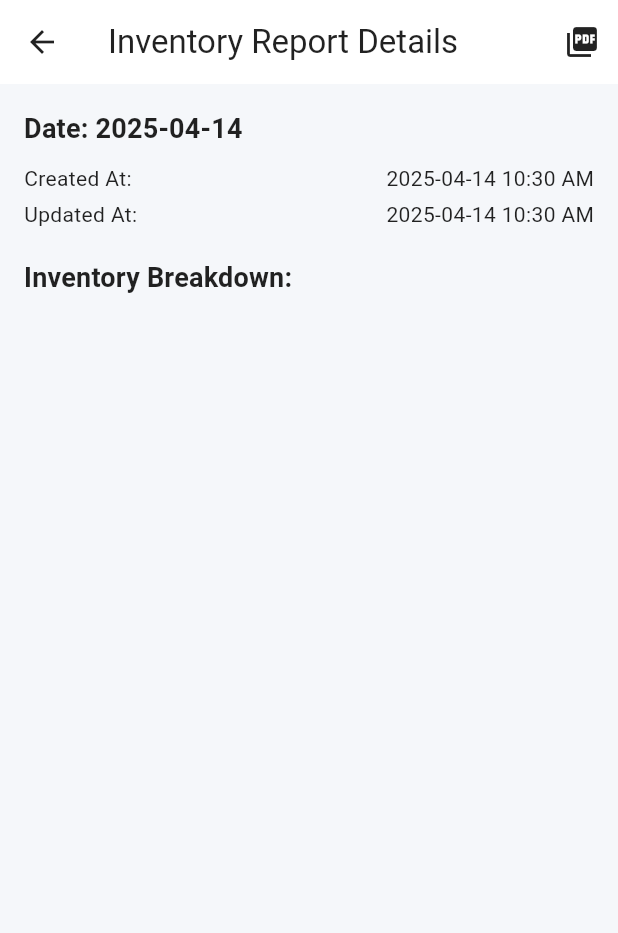
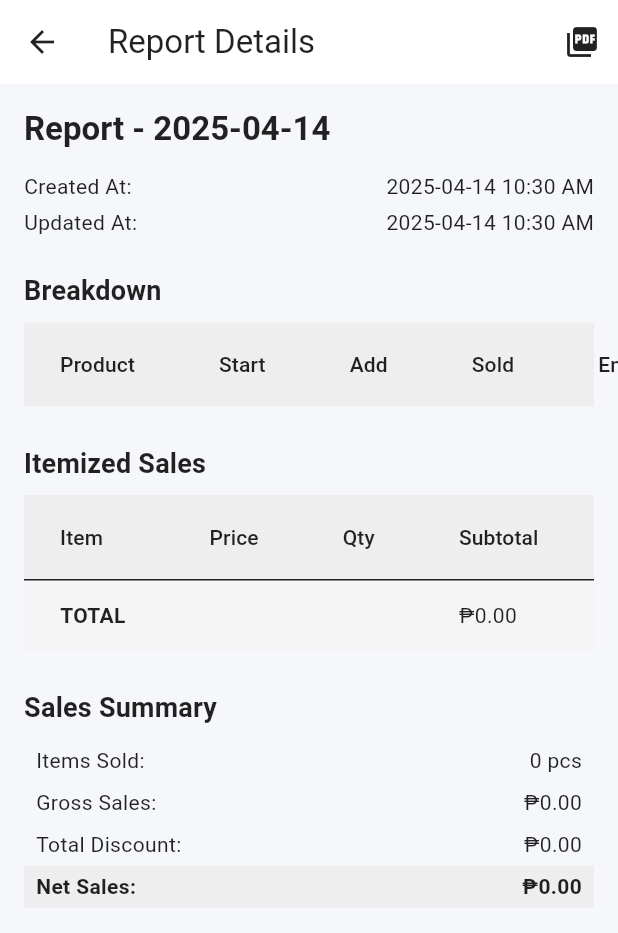
Before and after one commit to jsonjuliane/pos-app, a Flutter app: the ReportDetailPage screen opened directly with empty values, on a phone screen of 412 x 824 dp. Shown: the top 933 px of the screen. Run offline on Flutter 3.47's test engine with Material 3 defaults, Android fonts, the phone set to English and light mode, and no system bars; our stand-ins replace cloud_firestore, firebase_auth, firebase_core, flutter_riverpod, go_router, package_info_plus and 3 more; accounts and stored records are empty.

Commit message:
[PRODUCT] Updated report page details

```diff
--- a/lib/features/report/presentation/pages/report_detail_page.dart
+++ b/lib/features/report/presentation/pages/report_detail_page.dart
@@ -1,4 +1,4 @@
-import 'dart:typed_data'; // Correct import for Uint8List
+import 'dart:typed_data';
 
 import 'package:flutter/material.dart';
 import 'package:flutter_riverpod/flutter_riverpod.dart';
@@ -25,95 +25,169 @@ class ReportDetailPage extends ConsumerWidget {
   @override
   Widget build(BuildContext context, WidgetRef ref) {
     final theme = Theme.of(context);
-    final dateFormatter = DateFormat('yyyy-MM-dd hh:mm a'); // e.g. 2025-04-14 03:45 PM
+    final dateFormatter = DateFormat('yyyy-MM-dd hh:mm a');
 
     return Scaffold(
       appBar: AppBar(
-        title: const Text('Inventory Report Details'),
+        title: const Text('Report Details'),
         actions: [
           IconButton(
             icon: const Icon(Icons.picture_as_pdf),
             onPressed: () async {
-              final salesSummary = await ref
-                  .read(reportRepoProvider)
-                  .getSalesSummary(
+              final summary = await ref.read(reportRepoProvider).getSalesSummary(
                 branchId: report.branchId,
                 date: report.date,
               );
-
               await Printing.layoutPdf(
-                onLayout: (format) => _generatePdf(report, salesSummary),
+                onLayout: (format) => _generatePdf(report, summary),
               );
             },
           ),
         ],
       ),
-      body: Padding(
+      body: FutureBuilder<SalesSummary>(
+        future: ref.read(reportRepoProvider).getSalesSummary(
+          branchId: report.branchId,
+          date: report.date,
+        ),
+        builder: (context, snapshot) {
+          if (!snapshot.hasData) return const Center(child: CircularProgressIndicator());
+
+          final summary = snapshot.data!;
+          final groupedItems = _groupSalesItems(summary.items);
+          final totalSubtotal = groupedItems.fold<double>(0, (sum, item) => sum + item['subtotal']);
+          final totalDiscount = groupedItems.fold<double>(0, (sum, item) => sum + item['discount']);
+          final totalFinal = totalSubtotal - totalDiscount;
+
+          return ListView(
             padding: const EdgeInsets.all(16),
-        child: ListView(
             children: [
-            Text(
-              'Date: ${report.date.toLocal().toString().split(' ')[0]}',
-              style: theme.textTheme.titleMedium?.copyWith(
-                fontWeight: FontWeight.bold,
-              ),
-            ),
-            const SizedBox(height: 8),
+              Text('Report - ${DateFormat('yyyy-MM-dd').format(report.date)}',
+                  style: theme.textTheme.titleLarge?.copyWith(fontWeight: FontWeight.bold)),
+              const SizedBox(height: 12),
+
               _infoRow('Created At:', dateFormatter.format(report.createdAt.toLocal())),
               _infoRow('Updated At:', dateFormatter.format(report.updatedAt.toLocal())),
-            const SizedBox(height: 16),
 
-            Text(
-              'Inventory Breakdown:',
-              style: theme.textTheme.titleMedium?.copyWith(
-                fontWeight: FontWeight.bold,
-              ),
-            ),
+              const SizedBox(height: 20),
+              Text('Breakdown', style: theme.textTheme.titleMedium),
               const SizedBox(height: 8),
+              _buildInventoryTable(theme),
 
-            ...report.startInventory.keys.map((productId) {
-              final start = report.startInventory[productId] ?? 0;
-              final added = report.addedInventory[productId] ?? 0;
-              final sold = report.soldInventory[productId] ?? 0;
-              final end = report.endInventory[productId] ?? 0;
-              final productName =
-                  productMap[productId]?.name ?? 'Unknown Product';
+              const SizedBox(height: 24),
+              Text('Itemized Sales', style: theme.textTheme.titleMedium),
+              const SizedBox(height: 8),
+              _buildSalesTable(theme, groupedItems, totalSubtotal, totalDiscount, totalFinal),
 
-              return Card(
-                margin: const EdgeInsets.symmetric(vertical: 4),
-                child: ListTile(
-                  title: Text(productName), // Product Name here
-                  subtitle: Row(
-                    mainAxisAlignment: MainAxisAlignment.spaceBetween,
-                    children: [
-                      _columnValue('Start', start),
-                      _columnValue('Add', added),
-                      _columnValue('Sold', sold),
-                      _columnValue('End', end),
+              const SizedBox(height: 24),
+              Text('Sales Summary', style: theme.textTheme.titleMedium),
+              const SizedBox(height: 8),
+              _summaryRow('Items Sold:', '${summary.totalItemsSold} pcs'),
+              _summaryRow('Gross Sales:', '₱${summary.grossSales.toStringAsFixed(2)}'),
+              _summaryRow('Total Discount:', '₱${summary.totalDiscount.toStringAsFixed(2)}'),
+              _summaryRow('Net Sales:', '₱${summary.netSales.toStringAsFixed(2)}', bold: true, highlight: true),
             ],
-                  ),
+          );
+        },
       ),
     );
-            }),
-          ],
-        ),
-      ),
-    );
+  }
+
+  List<Map<String, dynamic>> _groupSalesItems(List items) {
+    final grouped = <String, Map<String, dynamic>>{};
+    for (final item in items) {
+      final key = '${item.name}-${item.price}';
+      if (grouped.containsKey(key)) {
+        grouped[key]!['quantity'] += item.quantity;
+        grouped[key]!['subtotal'] += item.subtotal;
+        grouped[key]!['discount'] += item.discount;
+      } else {
+        grouped[key] = {
+          'name': item.name,
+          'price': item.price,
+          'quantity': item.quantity,
+          'subtotal': item.subtotal,
+          'discount': item.discount,
+        };
+      }
+    }
+    return grouped.values.toList();
   }
 
   Widget _infoRow(String label, String value) {
     return Padding(
       padding: const EdgeInsets.symmetric(vertical: 2),
-      child: Row(children: [Expanded(child: Text(label)), Text(value)]),
+      child: Row(children: [
+        Expanded(child: Text(label, style: const TextStyle(color: Colors.black87))),
+        Text(value),
+      ]),
     );
   }
 
-  Widget _columnValue(String label, int value) {
-    return Column(
+  Widget _summaryRow(String label, String value, {bool bold = false, bool highlight = false}) {
+    return Container(
+      color: highlight ? Colors.grey.shade200 : null,
+      padding: const EdgeInsets.symmetric(vertical: 4, horizontal: 8),
+      child: Row(
         children: [
-        Text(label, style: const TextStyle(fontSize: 12, color: Colors.grey)),
-        const SizedBox(height: 2),
-        Text('$value', style: const TextStyle(fontWeight: FontWeight.w600)),
+          Expanded(child: Text(label, style: bold ? const TextStyle(fontWeight: FontWeight.bold) : null)),
+          Text(value, style: TextStyle(fontWeight: bold ? FontWeight.bold : null)),
+        ],
+      ),
+    );
+  }
+
+  Widget _buildInventoryTable(ThemeData theme) {
+    final headers = ['Product', 'Start', 'Add', 'Sold', 'End'];
+    final rows = report.startInventory.keys.map((productId) {
+      final name = productMap[productId]?.name ?? 'Unknown';
+      return [
+        name,
+        '${report.startInventory[productId] ?? 0}',
+        '${report.addedInventory[productId] ?? 0}',
+        '${report.soldInventory[productId] ?? 0}',
+        '${report.endInventory[productId] ?? 0}',
+      ];
+    }).toList();
+
+    return DataTable(
+      headingRowColor: MaterialStateProperty.all(Colors.grey.shade200),
+      columns: headers.map((h) => DataColumn(label: Text(h))).toList(),
+      rows: rows.map((r) => DataRow(cells: r.map((c) => DataCell(Text(c))).toList())).toList(),
+    );
+  }
+
+  Widget _buildSalesTable(ThemeData theme, List<Map<String, dynamic>> items, double subtotal, double discount, double total) {
+    return DataTable(
+      headingRowColor: MaterialStateProperty.all(Colors.grey.shade200),
+      columns: const [
+        DataColumn(label: Text('Item')),
+        DataColumn(label: Text('Price')),
+        DataColumn(label: Text('Qty')),
+        DataColumn(label: Text('Subtotal')),
+        DataColumn(label: Text('Discount')),
+        DataColumn(label: Text('Total')),
+      ],
+      rows: [
+        ...items.map((item) => DataRow(cells: [
+          DataCell(Text(item['name'])),
+          DataCell(Text('₱${item['price'].toStringAsFixed(2)}')),
+          DataCell(Text('${item['quantity']}')),
+          DataCell(Text('₱${item['subtotal'].toStringAsFixed(2)}')),
+          DataCell(Text('₱${item['discount'].toStringAsFixed(2)}')),
+          DataCell(Text('₱${(item['subtotal'] - item['discount']).toStringAsFixed(2)}')),
+        ])),
+        DataRow(
+          color: MaterialStateProperty.all(Colors.grey.shade100),
+          cells: [
+            DataCell(Text('TOTAL', style: TextStyle(fontWeight: FontWeight.bold))),
+            const DataCell(Text('')),
+            const DataCell(Text('')),
+            DataCell(Text('₱${subtotal.toStringAsFixed(2)}')),
+            DataCell(Text('₱${discount.toStringAsFixed(2)}')),
+            DataCell(Text('₱${total.toStringAsFixed(2)}')),
+          ],
+        ),
       ],
     );
   }
@@ -127,7 +201,6 @@ class ReportDetailPage extends ConsumerWidget {
 
     // Group items by (name + price)
     final groupedItems = <String, Map<String, dynamic>>{};
-
     for (final item in summary.items) {
       final key = '${item.name}-${item.price}';
       if (groupedItems.containsKey(key)) {
@@ -145,17 +218,15 @@ class ReportDetailPage extends ConsumerWidget {
       }
     }
 
-    final totalSubtotal = groupedItems.values
-        .fold<double>(0, (sum, item) => sum + item['subtotal']);
-    final totalDiscount = groupedItems.values
-        .fold<double>(0, (sum, item) => sum + item['discount']);
+    final totalSubtotal = groupedItems.values.fold<double>(0, (sum, item) => sum + item['subtotal']);
+    final totalDiscount = groupedItems.values.fold<double>(0, (sum, item) => sum + item['discount']);
     final totalFinal = totalSubtotal - totalDiscount;
 
     pdf.addPage(
       pw.MultiPage(
         build: (context) => [
           pw.Text(
-            'Inventory Report - ${report.date.toLocal().toString().split(' ')[0]}',
+            'Report - ${DateFormat('yyyy-MM-dd').format(report.date)}',
             style: pw.TextStyle(fontSize: 18, fontWeight: pw.FontWeight.bold),
           ),
           pw.SizedBox(height: 12),
@@ -164,7 +235,7 @@ class ReportDetailPage extends ConsumerWidget {
           pw.Text('Updated At: ${dateFormatter.format(report.updatedAt.toLocal())}'),
 
           pw.SizedBox(height: 16),
-          pw.Text('Inventory Breakdown:', style: pw.TextStyle(fontWeight: pw.FontWeight.bold)),
+          pw.Text('Breakdown:', style: pw.TextStyle(fontWeight: pw.FontWeight.bold)),
           pw.SizedBox(height: 8),
 
           pw.Table.fromTextArray(
@@ -209,7 +280,6 @@ class ReportDetailPage extends ConsumerWidget {
           ),
 
           pw.SizedBox(height: 16),
-
           pw.Text('Sales Summary:', style: pw.TextStyle(fontWeight: pw.FontWeight.bold)),
           pw.SizedBox(height: 8),
 
@@ -219,25 +289,27 @@ class ReportDetailPage extends ConsumerWidget {
               1: pw.FlexColumnWidth(2),
             },
             children: [
-              _summaryRow('Items Sold:', '${summary.totalItemsSold} pcs'),
-              _summaryRow('Gross Sales:', 'P${summary.grossSales.toStringAsFixed(2)}'),
-              _summaryRow('Total Discount:', 'P${summary.totalDiscount.toStringAsFixed(2)}'),
-              pw.TableRow(children: [
+              _tableSummaryRow('Items Sold:', '${summary.totalItemsSold} pcs'),
+              _tableSummaryRow('Gross Sales:', 'P${summary.grossSales.toStringAsFixed(2)}'),
+              _tableSummaryRow('Total Discount:', 'P${summary.totalDiscount.toStringAsFixed(2)}'),
+              pw.TableRow(
+                children: [
                   pw.Container(
                     color: PdfColors.grey300,
-                  padding: const pw.EdgeInsets.symmetric(vertical: 4, horizontal: 4),
+                    padding: const pw.EdgeInsets.all(4),
                     child: pw.Text('Net Sales:', style: pw.TextStyle(fontWeight: pw.FontWeight.bold)),
                   ),
                   pw.Container(
                     color: PdfColors.grey300,
-                  padding: const pw.EdgeInsets.symmetric(vertical: 4, horizontal: 4),
+                    padding: const pw.EdgeInsets.all(4),
                     child: pw.Text(
                       'P${summary.netSales.toStringAsFixed(2)}',
+                      textAlign: pw.TextAlign.right,
                       style: pw.TextStyle(fontWeight: pw.FontWeight.bold),
-                    textAlign: pw.TextAlign.right,
                     ),
                   ),
-              ]),
+                ],
+              ),
             ],
           ),
         ],
@@ -247,17 +319,31 @@ class ReportDetailPage extends ConsumerWidget {
     return pdf.save();
   }
 
-  pw.TableRow _summaryRow(String label, String value) {
-    return pw.TableRow(children: [
-      pw.Padding(
-        padding: const pw.EdgeInsets.symmetric(vertical: 2),
-        child: pw.Text(label),
+  pw.TableRow _tableSummaryRow(String label, String value, {bool bold = false, bool highlight = false}) {
+    final style = pw.TextStyle(
+      fontWeight: bold ? pw.FontWeight.bold : pw.FontWeight.normal,
+    );
+
+    final containerStyle = highlight
+        ? pw.BoxDecoration(color: PdfColors.grey300)
+        : null;
+
+    return pw.TableRow(
+      children: [
+        pw.Container(
+          decoration: containerStyle,
+          padding: const pw.EdgeInsets.all(4),
+          child: pw.Text(label, style: style),
         ),
-      pw.Padding(
-        padding: const pw.EdgeInsets.symmetric(vertical: 2),
-        child: pw.Text(value, textAlign: pw.TextAlign.right),
+        pw.Container(
+          decoration: containerStyle,
+          padding: const pw.EdgeInsets.all(4),
+          alignment: pw.Alignment.centerRight,
+          child: pw.Text(value, style: style),
         ),
-    ]);
+      ],
+    );
   }
 
+// Your existing _generatePdf implementation with grouping logic stays as-is
 }
```
Lines whose indentation alone changed are shown as unchanged.
